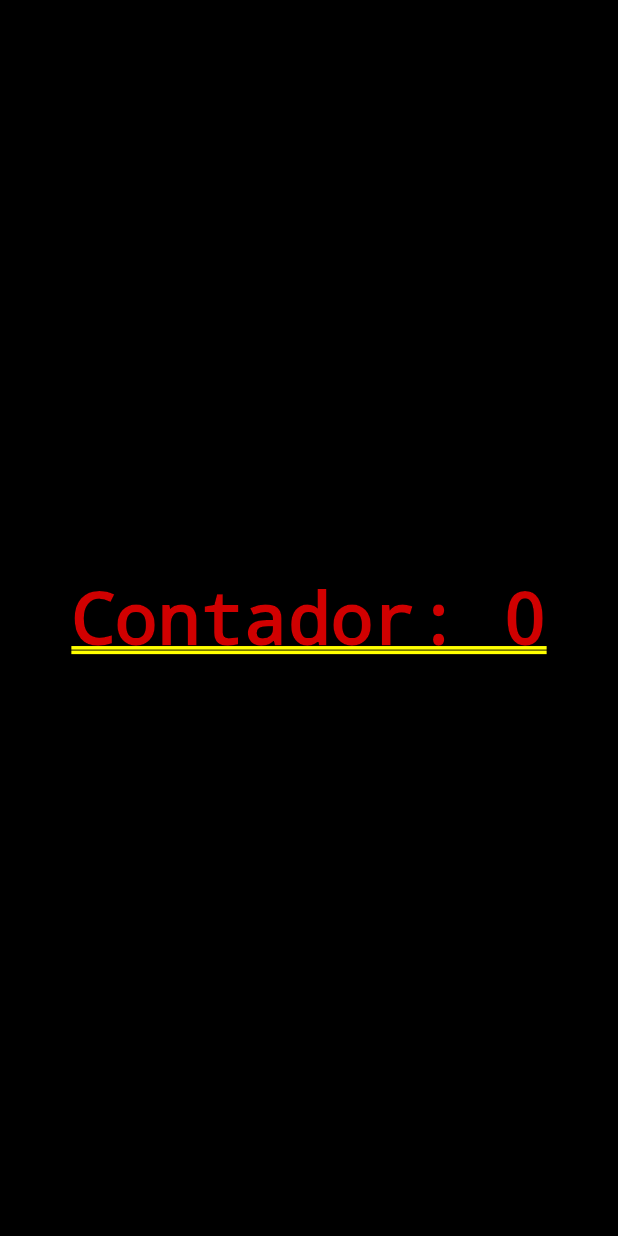
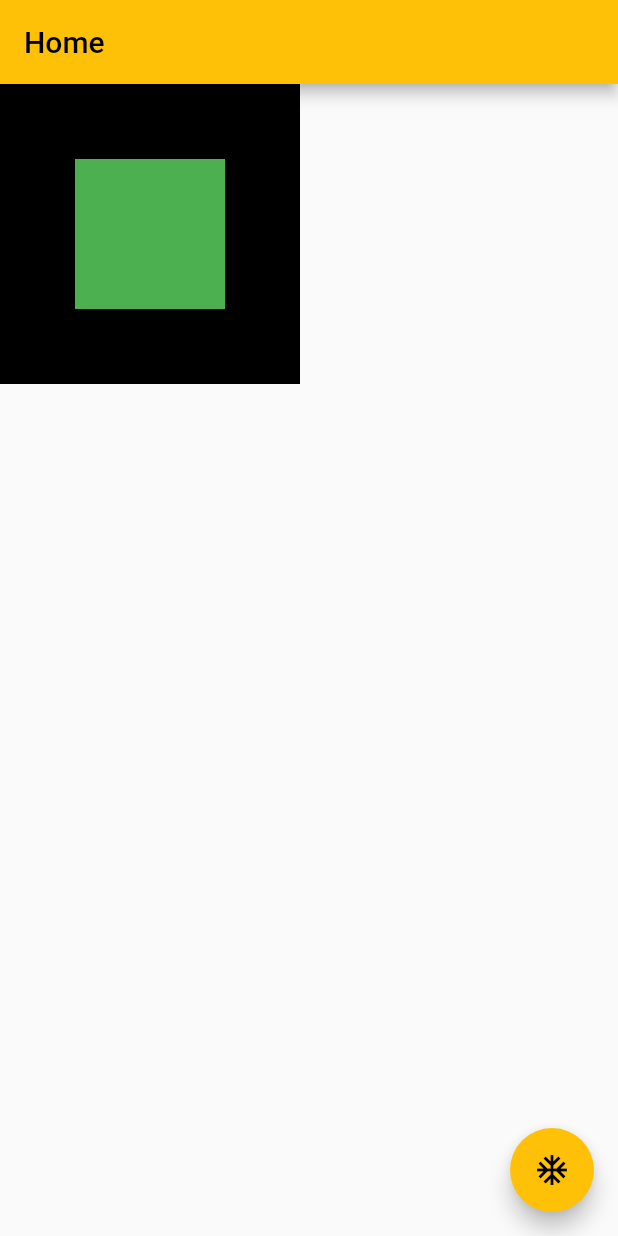
Before and after one commit to ShanderB/Curso-de-JS, a Flutter app: the screen it shows after launch, on a phone screen of 412 x 824 dp. Run offline on Flutter 3.47's test engine with Material 2 defaults, Android fonts, the phone set to English and light mode, and no system bars.

Commit message:
Single/Multi Render

```diff
--- a/Flutter/ola_mundo/lib/home_page.dart
+++ b/Flutter/ola_mundo/lib/home_page.dart
@@ -12,17 +12,30 @@ class HomePageState extends State<HomePage> {
 
   @override
   Widget build(BuildContext context) {
-    return Container(
-      child: Center(
-          child: GestureDetector(
-        child: Text("Contador: $counter"),
-        onTap: () {
+    return Scaffold(
+      appBar: AppBar(
+        title: Text('Home'),
+      ),
+      body: Container(
+        height: 200,
+        width: 200,
+        color: Colors.black,
+        child: Center(
+          child: Container(
+            height: 100,
+            width: 100,
+            color: Colors.green,
+          ),
+        ),
+      ),
+      floatingActionButton: FloatingActionButton(
+        child: Icon(Icons.ac_unit),
+        onPressed: () {
           setState(() {
             counter++;
           });
         },
-      )),
-      color: Colors.black,
+      ),
     );
   }
 }
```
